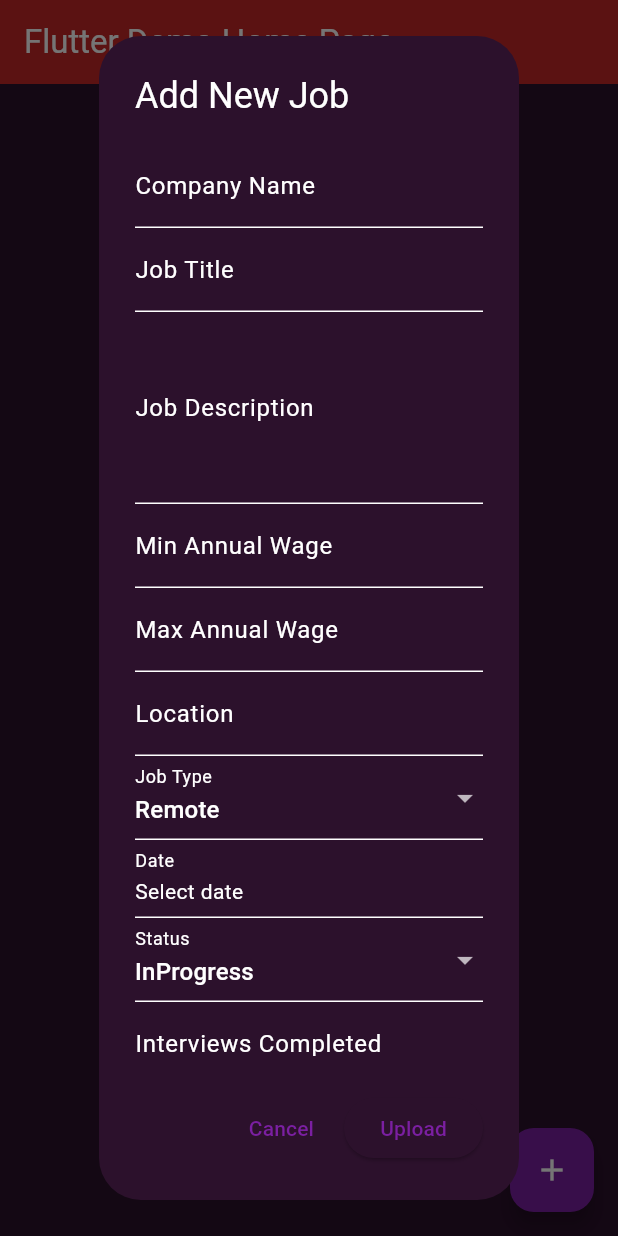
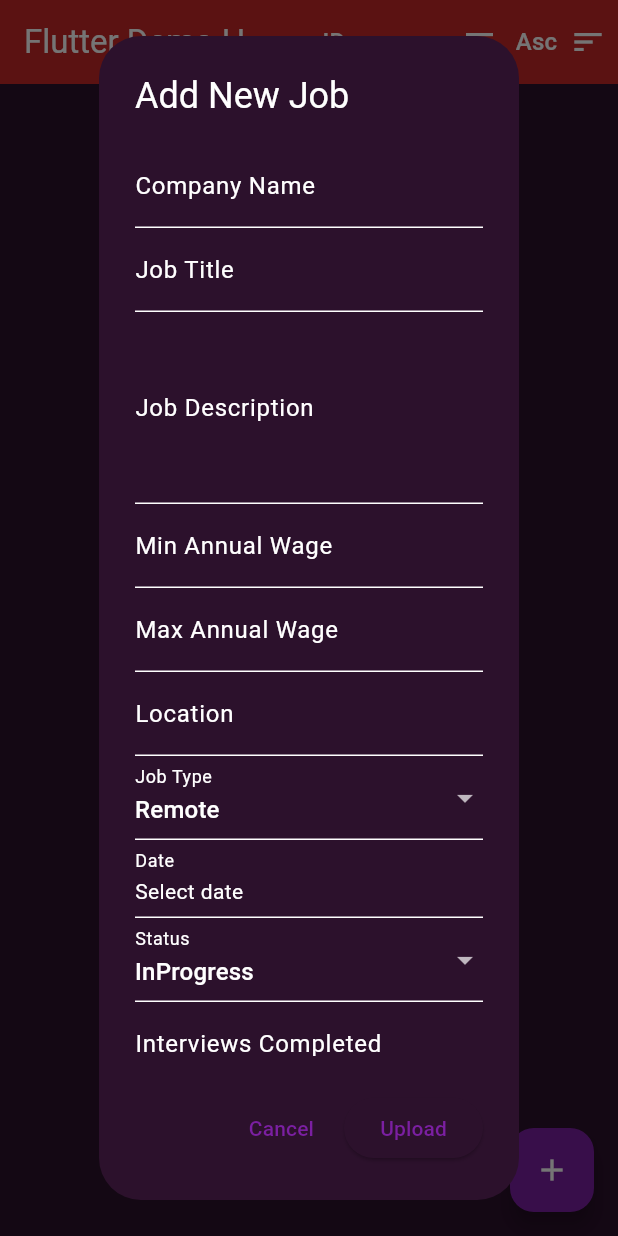
Before and after one commit to AsMurphy-student/job-application-manager, a Flutter app: the screen it shows after launch, after a tap on the "add" icon, on a phone screen of 412 x 824 dp. Run offline on Flutter 3.47's test engine with Material 3 defaults, Android fonts, the phone set to English and light mode, and no system bars; our stand-ins replace sqflite, sqflite_common_ffi; accounts and stored records are empty.

Commit message:
Added in basic sorting

```diff
--- a/lib/database_helper.dart
+++ b/lib/database_helper.dart
@@ -48,6 +48,34 @@ class DatabaseHelper {
     return await db.query('jobs');
   }
 
+  /// Returns all jobs sorted by the given column and direction.
+  /// `orderBy` may be: 'id' (default), 'companyName', or 'dateApplied'.
+  /// `descending` flips the sort order.
+  Future<List<Job>> queryAllJobsSorted({
+    String orderBy = 'id',
+    bool descending = false,
+  }) async {
+    final db = await instance.db;
+    final column = _mapOrderBy(orderBy);          // map UI name → SQL column
+    final order  = descending ? 'DESC' : 'ASC';
+
+    final rows = await db.query(
+      'jobs',
+      orderBy: '$column $order',
+    );
+
+    return rows.map((m) => Job.fromMap(m)).toList();
+  }
+
+  // Private helper: translate UI selector → real column name
+  String _mapOrderBy(String uiName) {
+    switch (uiName) {
+      case 'companyName': return 'companyName';
+      case 'dateApplied': return 'dateSinceEpoch';
+      default:            return 'id';
+    }
+  }
+
   Future<int> updateJob(Job job) async {
     Database db = await instance.db;
     return await db
--- a/lib/main.dart
+++ b/lib/main.dart
@@ -31,6 +31,7 @@ class MyApp extends StatelessWidget {
       title: 'Flutter Demo',
       theme: deepBurgundyTheme,
       home: const MyHomePage(title: 'Flutter Demo Home Page'),
+      debugShowCheckedModeBanner: false,
     );
   }
 }
@@ -46,25 +47,29 @@ class MyHomePage extends StatefulWidget {
 
 class _MyHomePageState extends State<MyHomePage> {
   List<Job> _jobs = [];
+  // NEW: current filter & sort settings
+  String _filterBy = 'id'; // id | companyName | dateApplied
+  bool _descending = false; // false → ascending, true → descending
 
   @override
   initState() {
     super.initState();
-    _fetchJobs();
+    _loadJobs();
   }
 
-  Future<void> _fetchJobs() async {
-    final jobMaps = await DatabaseHelper.instance.queryAllJobs();
-    setState(() {
-      _jobs = jobMaps.map((jobMap) => Job.fromMap(jobMap)).toList();
-    });
+  Future<void> _loadJobs() async {
+    final jobs = await DatabaseHelper.instance.queryAllJobsSorted(
+      orderBy: _filterBy,
+      descending: _descending,
+    );
+    setState(() => _jobs = jobs);
   }
 
   // Show the dialog that contains the add‑job form
   void _showAddJobDialog(BuildContext context) {
     showDialog(
       context: context,
-      builder: (_) => AddJobDialog(onFinished: _fetchJobs),
+      builder: (_) => AddJobDialog(onFinished: _loadJobs),
     );
   }
 
@@ -73,7 +78,7 @@ class _MyHomePageState extends State<MyHomePage> {
       context: context,
       builder: (_) => JobDetailDialog(
         job: job,
-        onDeleted: _fetchJobs, // refresh after delete
+        onDeleted: _loadJobs, // refresh after delete
       ),
     );
   }
@@ -84,6 +89,50 @@ class _MyHomePageState extends State<MyHomePage> {
       appBar: AppBar(
         backgroundColor: Theme.of(context).colorScheme.secondary,
         title: Text(widget.title),
+        actions: [
+          Padding(
+            padding: const EdgeInsets.symmetric(horizontal: 8, vertical: 4),
+            child: Row(
+              children: [
+                // ① Sort‑by column selector
+                DropdownButton<String>(
+                  value: _filterBy,
+                  icon: const Icon(Icons.filter_list, color: Colors.white),
+                  underline: const SizedBox(),
+                  onChanged: (String? newValue) {
+                    if (newValue == null) return;
+                    setState(() => _filterBy = newValue);
+                    _loadJobs(); // refresh list
+                  },
+                  items: const [
+                    DropdownMenuItem(value: 'id', child: Text('ID')),
+                    DropdownMenuItem(
+                        value: 'companyName', child: Text('Company')),
+                    DropdownMenuItem(
+                        value: 'dateApplied', child: Text('Date Applied')),
+                  ],
+                ),
+                const SizedBox(width: 12),
+
+                // ② Asc/Desc selector
+                DropdownButton<bool>(
+                  value: _descending,
+                  icon: const Icon(Icons.sort, color: Colors.white),
+                  underline: const SizedBox(),
+                  onChanged: (bool? desc) {
+                    if (desc == null) return;
+                    setState(() => _descending = desc);
+                    _loadJobs();
+                  },
+                  items: const [
+                    DropdownMenuItem(value: false, child: Text('Asc')),
+                    DropdownMenuItem(value: true, child: Text('Desc')),
+                  ],
+                ),
+              ],
+            ),
+          )
+        ],
       ),
       body: GridView.builder(
         padding: const EdgeInsets.all(4),
```
